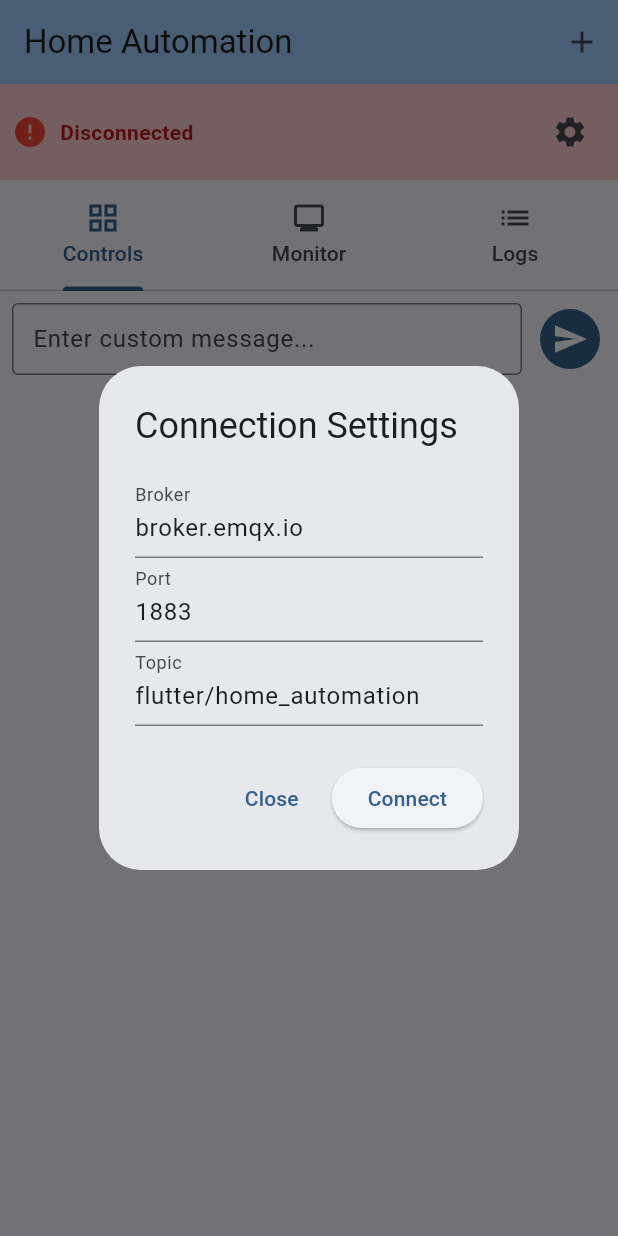
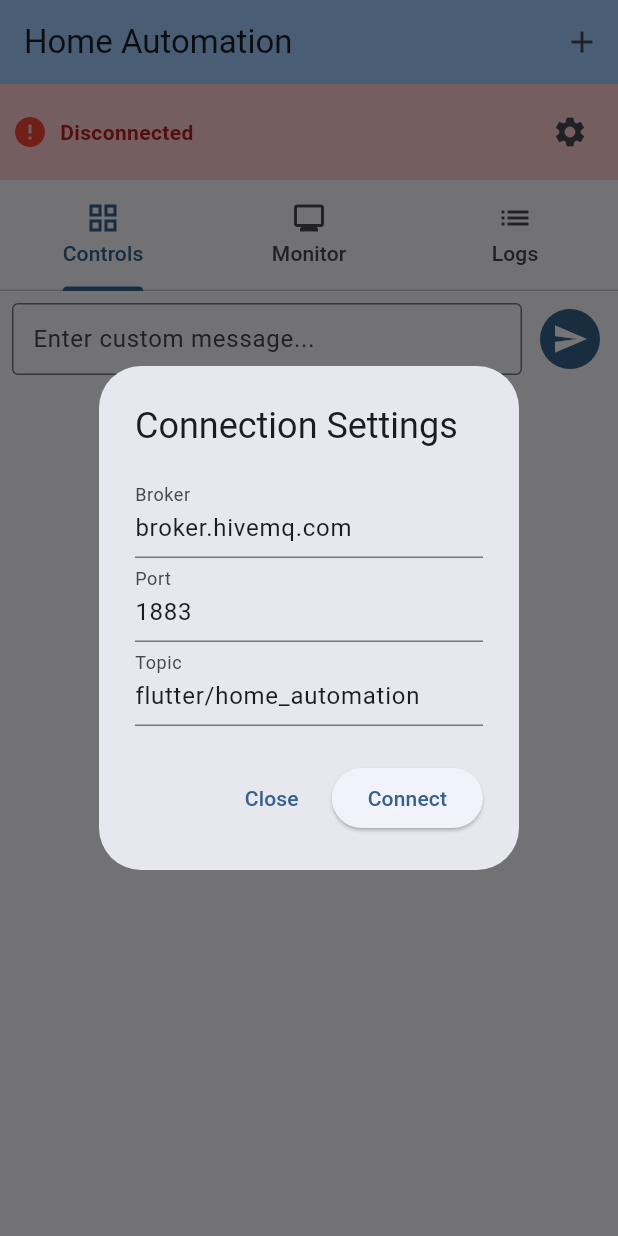
Before and after one commit to atharvamahabal/home-automation, a Flutter app: the screen it shows after launch, after a tap on the "settings" icon, on a phone screen of 412 x 824 dp. Run offline on Flutter 3.47's test engine with Material 3 defaults, Android fonts, the phone set to English and light mode, and no system bars; our stand-ins replace shared_preferences; missing offline and left inert: mqtt_client.

Commit message:
Fix: Correct default broker fallback to HiveMQ

```diff
--- a/lib/main.dart
+++ b/lib/main.dart
@@ -76,7 +76,7 @@ class _HomeAutomationPageState extends State<HomeAutomationPage> {
 
   // Controllers
   final TextEditingController ipController = TextEditingController(
-    text: 'broker.emqx.io',
+    text: 'broker.hivemq.com',
   );
   final TextEditingController portController = TextEditingController(
     text: '1883',
@@ -100,7 +100,7 @@ class _HomeAutomationPageState extends State<HomeAutomationPage> {
   Future<void> _loadConnectionSettings() async {
     final prefs = await SharedPreferences.getInstance();
     setState(() {
-      ipController.text = prefs.getString('broker') ?? 'broker.emqx.io';
+      ipController.text = prefs.getString('broker') ?? 'broker.hivemq.com';
       portController.text = prefs.getString('port') ?? '1883';
       topicController.text =
           prefs.getString('topic') ?? 'flutter/home_automation';
```
